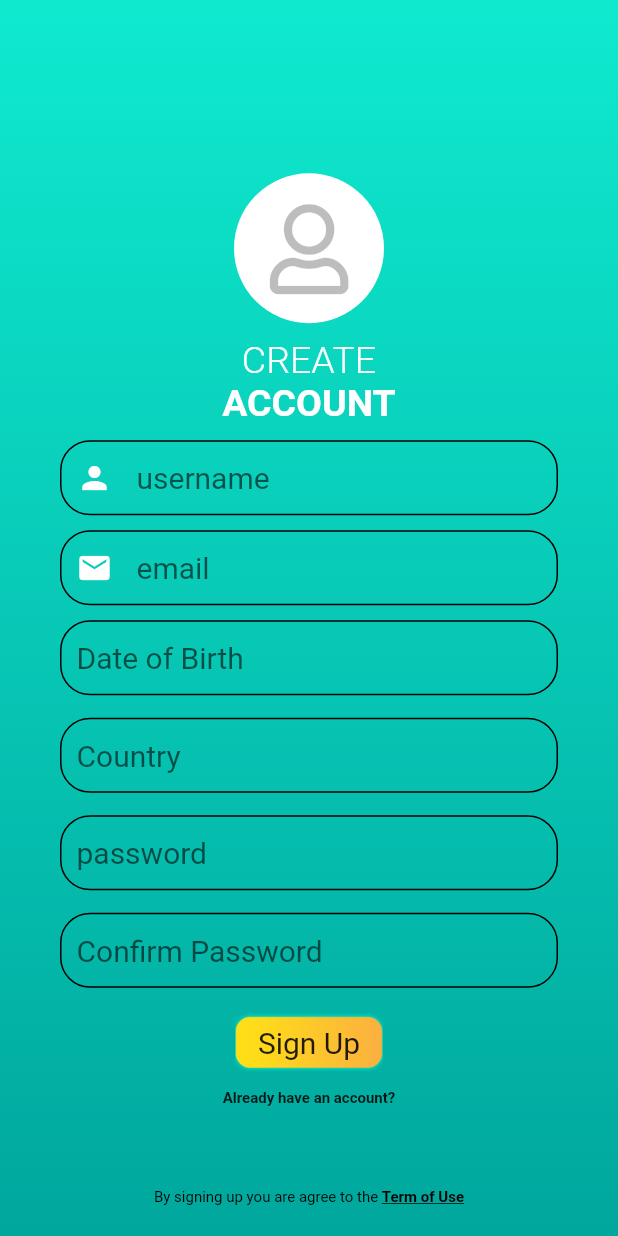
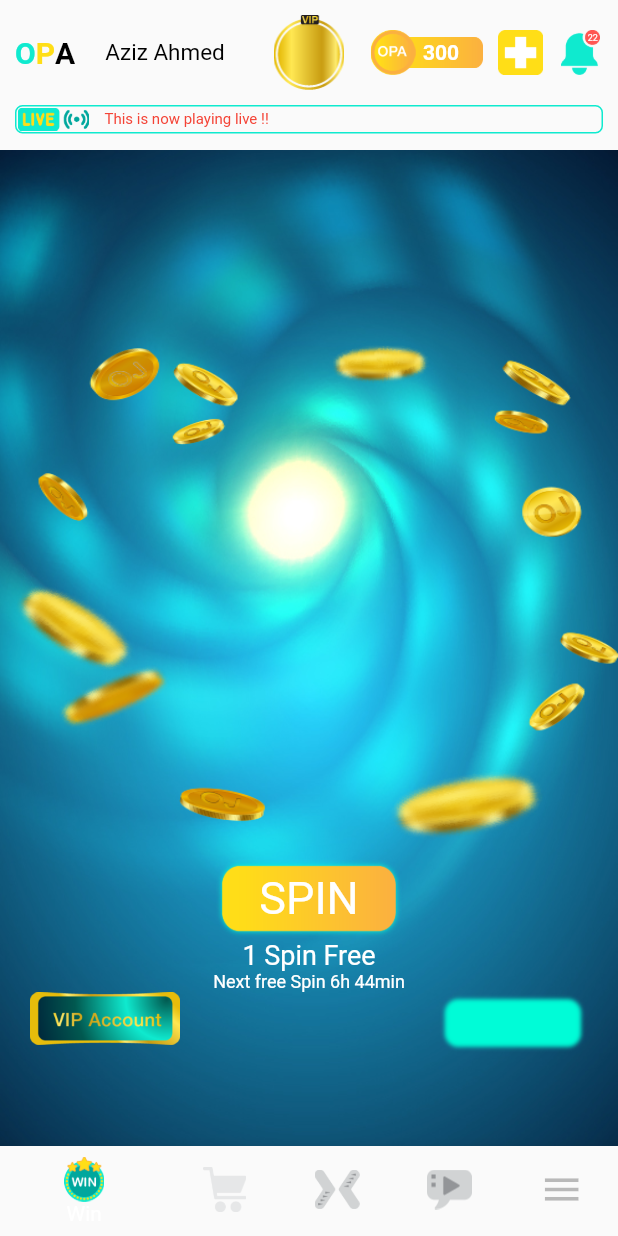
Before and after one commit to azizahmed45/opa_flutter, a Flutter app: the screen it shows after launch, on a phone screen of 412 x 824 dp. Run offline on Flutter 3.47's test engine with Material 2 defaults, Android fonts, the phone set to English and light mode, and no system bars; our stand-ins replace font_awesome_flutter.

Commit message:
Spinner page

```diff
--- a/lib/main.dart
+++ b/lib/main.dart
@@ -1,5 +1,8 @@
 import 'package:flutter/material.dart';
 import 'package:opa_flutter/pages/create_account.dart';
+import 'package:opa_flutter/pages/dashboard/dashboard.dart';
+import 'package:opa_flutter/pages/dashboard/header.dart';
+import 'package:opa_flutter/pages/interests.dart';
 import 'package:opa_flutter/pages/login.dart';
 import 'package:opa_flutter/pages/sign_up.dart';
 import 'package:opa_flutter/pages/splash.dart';
@@ -21,7 +24,10 @@ class MyApp extends StatelessWidget {
       ),
       home: Scaffold(
           body:
-          SignUp()
+          DashBoard()
+          // Header()
+          // Interests()
+          // SignUp()
           // CreateAccount()
           // Login()
           // Splash()
--- /dev/null
+++ b/lib/pages/dashboard/dashboard.dart
@@ -0,0 +1,178 @@
+import 'package:flutter/material.dart';
+import 'package:flutter/widgets.dart';
+import 'package:opa_flutter/app_color.dart';
+import 'package:opa_flutter/pages/dashboard/header.dart';
+
+class DashBoard extends StatelessWidget {
+  @override
+  Widget build(BuildContext context) {
+    return SafeArea(
+      child: Container(
+        child: Stack(
+          children: <Widget>[
+            Header(),
+            Positioned(
+              bottom: 0,
+              top: 100,
+              child: Stack(
+                children: <Widget>[
+                  Image(
+                    width: MediaQuery.of(context).size.width,
+                    height: MediaQuery.of(context).size.height,
+                    fit: BoxFit.fill,
+                    image: AssetImage('assets/images/others/Spin-BG.jpg'),
+                  ),
+                  Image(
+                    width: MediaQuery.of(context).size.width,
+                    height: MediaQuery.of(context).size.height,
+                    fit: BoxFit.fill,
+                    image: AssetImage('assets/images/others/spin_bg.jpg'),
+                  ),
+                  Column(
+                    mainAxisAlignment: MainAxisAlignment.center,
+                    crossAxisAlignment: CrossAxisAlignment.center,
+                    children: <Widget>[
+                      Container(
+                        width: MediaQuery.of(context).size.width,
+                        height: 350,
+                        child: Stack(
+                          children: <Widget>[
+                            Image(
+                              width: MediaQuery.of(context).size.width,
+                              height: MediaQuery.of(context).size.height,
+                              fit: BoxFit.fill,
+                              image: AssetImage(
+                                  'assets/images/others/spin_bg_dec.png'),
+                            ),
+                          ],
+                        ),
+                      ),
+                      Container(
+                        padding:
+                            EdgeInsets.symmetric(vertical: 10, horizontal: 30),
+                        decoration: BoxDecoration(
+                            image: DecorationImage(
+                                image: AssetImage(
+                                    'assets/images/others/Click-Spin.png'),
+                                fit: BoxFit.fill)),
+                        child: Text(
+                          "SPIN",
+                          style: TextStyle(color: Colors.white, fontSize: 30),
+                        ),
+                      ),
+                      Text(
+                        "1 Spin Free",
+                        style: TextStyle(color: Colors.white, fontSize: 18),
+                      ),
+                      Text(
+                        "Next free Spin 6h 44min",
+                        style: TextStyle(color: Colors.white, fontSize: 12),
+                      ),
+                      Container(
+                        width: MediaQuery.of(context).size.width,
+                        padding: EdgeInsets.symmetric(horizontal: 20),
+                        child: Stack(
+                          children: <Widget>[
+                            Align(
+                              alignment: Alignment.centerLeft,
+                              child: Image(
+                                width: 100,
+                                image: AssetImage(
+                                    'assets/images/others/vpAcc.png'),
+                              ),
+                            ),
+                            Align(
+                              alignment: Alignment.centerRight,
+                              child: Image(
+                                width: 100,
+                                image: AssetImage(
+                                    'assets/images/others/Get-Icon.png'),
+                              ),
+                            )
+                          ],
+                        ),
+                      ),
+                    ],
+                  )
+                ],
+              ),
+            ),
+            Positioned(
+              bottom: 0,
+              width: MediaQuery.of(context).size.width,
+              child: BottomNavigationBar(
+                iconSize: 30,
+                items: <BottomNavigationBarItem>[
+                  BottomNavigationBarItem(
+                      title: Text("Win"),
+                      icon: Image(
+                        height: 30,
+                        width: 30,
+                        image: AssetImage('assets/images/footer/Win-Icon2.png'),
+                      ),
+                      activeIcon: Image(
+                        height: 30,
+                        width: 30,
+                        image: AssetImage('assets/images/footer/Win-Icon1.png'),
+                      )),
+                  BottomNavigationBarItem(
+                      title: Text("Store"),
+                      icon: Image(
+                        height: 30,
+                        width: 30,
+                        image:
+                            AssetImage('assets/images/footer/Store-Icon2.png'),
+                      ),
+                      activeIcon: Image(
+                        height: 30,
+                        width: 30,
+                        image:
+                            AssetImage('assets/images/footer/Store-Icon1.png'),
+                      )),
+                  BottomNavigationBarItem(
+                      title: Text("Com"),
+                      icon: Image(
+                        height: 30,
+                        width: 30,
+                        image: AssetImage('assets/images/footer/Com-Icon2.png'),
+                      ),
+                      activeIcon: Image(
+                        height: 30,
+                        width: 30,
+                        image: AssetImage('assets/images/footer/Com-Icon1.png'),
+                      )),
+                  BottomNavigationBarItem(
+                      title: Text("Media"),
+                      icon: Image(
+                        height: 30,
+                        width: 30,
+                        image:
+                            AssetImage('assets/images/footer/Media-Icon2.png'),
+                      ),
+                      activeIcon: Image(
+                        height: 30,
+                        width: 30,
+                        image:
+                            AssetImage('assets/images/footer/Media-Icon1.png'),
+                      )),
+                  BottomNavigationBarItem(
+                      title: Text("Menu"),
+                      icon: Icon(
+                        Icons.menu,
+                        color: Colors.black26,
+                        size: 30,
+                      ),
+                      activeIcon: Icon(
+                        Icons.menu,
+                        color: AppColors.TEAL_LITE,
+                        size: 30,
+                      )),
+                ],
+              ),
+            )
+          ],
+        ),
+      ),
+    );
+  }
+}
--- /dev/null
+++ b/lib/pages/dashboard/header.dart
@@ -0,0 +1,150 @@
+import 'package:flutter/material.dart';
+import 'package:flutter/widgets.dart';
+import 'package:opa_flutter/app_color.dart';
+
+class Header extends StatelessWidget {
+  @override
+  Widget build(BuildContext context) {
+    return Container(
+      child: Column(
+        children: <Widget>[
+          Container(
+            height: 70,
+            // color: Colors.red,
+            child: Stack(
+              children: <Widget>[
+                Align(
+                  widthFactor: MediaQuery.of(context).size.width,
+                  alignment: Alignment.center,
+                  child: Image(
+                    height: 50,
+                    width: 50,
+                    image: AssetImage('assets/images/header/VIP-1.png'),
+                  ),
+                ),
+                Align(
+                  widthFactor: MediaQuery.of(context).size.width,
+                  alignment: Alignment.centerRight,
+                  child: Row(
+                    mainAxisAlignment: MainAxisAlignment.end,
+                    crossAxisAlignment: CrossAxisAlignment.center,
+                    children: <Widget>[
+                      Stack(
+                        alignment: Alignment.centerLeft,
+                        children: <Widget>[
+                          Row(
+                            crossAxisAlignment: CrossAxisAlignment.center,
+                            children: <Widget>[
+                              SizedBox(
+                                width: 10,
+                              ),
+                              Image(
+                                height: 25,
+                                width: 65,
+                                image:
+                                    AssetImage('assets/images/header/WalletPar.png'),
+                              ),
+                            ],
+                          ),
+                          Row(
+                            crossAxisAlignment: CrossAxisAlignment.center,
+                            children: <Widget>[
+                              SizedBox(
+                                width: 35,
+                              ),
+                              Text(
+                                "300",
+                                style: TextStyle(
+                                    color: Colors.white, fontWeight: FontWeight.bold),
+                              ),
+                            ],
+                          ),
+                          Image(
+                            height: 30,
+                            width: 30,
+                            image: AssetImage('assets/images/header/WalletC.png'),
+                          ),
+                        ],
+                      ),
+                      SizedBox(
+                        width: 10,
+                      ),
+                      Image(
+                        height: 30,
+                        width: 30,
+                        image: AssetImage('assets/images/header/Plus.png'),
+                      ),
+                      SizedBox(
+                        width: 10,
+                      ),
+                      Container(
+                        height: 30,
+                        width: 30,
+                        child: Stack(
+                          children: <Widget>[
+                            Image(
+                              height: 30,
+                              width: 30,
+                              image: AssetImage('assets/images/header/Notf-2.png'),
+                            ),
+                            Align(
+                              alignment: Alignment.topRight,
+                              child: Container(
+                                margin: EdgeInsets.only(right: 3.5, top: 1),
+                                child: Text(
+                                  "22",
+                                  style: TextStyle(
+                                    color: Colors.white,
+                                    fontSize: 6,
+                                  ),
+                                ),
+                              ),
+                            )
+                          ],
+                        ),
+                      ),
+                      SizedBox(
+                        width: 10,
+                      ),
+                    ],
+                  ),
+                ),
+                Align(
+                  child: Row(
+                    mainAxisAlignment: MainAxisAlignment.start,
+                    crossAxisAlignment: CrossAxisAlignment.center,
+                    children: <Widget>[
+                      SizedBox(width: 10,),
+                      //logo
+                      Text('O', style: TextStyle(fontSize: 20, color: AppColors.TEAL_LITE, fontWeight: FontWeight.bold),),
+                      Text('P', style: TextStyle(fontSize: 20, color: AppColors.YELlOW_LITE, fontWeight: FontWeight.bold),),
+                      Text('A', style: TextStyle(fontSize: 20, color: Colors.black,  fontWeight: FontWeight.bold),),
+                      SizedBox(width: 20,),
+                      Text("Aziz Ahmed", style: TextStyle(fontSize: 15, color: Colors.black),)
+                    ],
+                  ),
+                )
+              ],
+            ),
+          ),
+          Container(
+            width: MediaQuery.of(context).size.width,
+            margin: EdgeInsets.symmetric(horizontal: 10),
+            padding: EdgeInsets.all(1),
+            decoration: BoxDecoration(borderRadius: BorderRadius.circular(5), border: Border.all(
+              color: AppColors.TEAL_LITE,
+              width: 1
+            )),
+            child: Row(
+              children: <Widget>[
+                Image(image: AssetImage('assets/images/header/LIVE-Icon.png'), height: 15,),
+                SizedBox(width: 10,),
+                Text("This is now playing live !!", style: TextStyle(color: Colors.red, fontSize: 10),)
+              ],
+            ),
+          )
+        ],
+      ),
+    );
+  }
+}
--- a/lib/pages/login.dart
+++ b/lib/pages/login.dart
@@ -36,8 +36,9 @@ class Login extends StatelessWidget {
             height: 20,
           ),
           BorderedItem(
+            width: 300,
             child: TextFormField(
-              style: TextStyle(fontSize: 20, color: Colors.white),
+              style: TextStyle(fontSize: 18, color: Colors.white),
               decoration: InputDecoration(
                   icon: Icon(
                     Icons.person,
@@ -51,9 +52,10 @@ class Login extends StatelessWidget {
             height: 15,
           ),
           BorderedItem(
+            width: 300,
             child: TextFormField(
               obscureText: true,
-              style: TextStyle(fontSize: 20, color: Colors.white),
+              style: TextStyle(fontSize: 18, color: Colors.white),
               decoration: InputDecoration(
                   icon: Icon(
                     Icons.lock,
@@ -67,10 +69,11 @@ class Login extends StatelessWidget {
             height: 15,
           ),
           BorderedItem(
+            width: 300,
             child: FlatButton(
               child: Text(
                 "Login",
-                style: TextStyle(fontSize: 25, color: Colors.white),
+                style: TextStyle(fontSize: 20, color: Colors.white),
               ),
               onPressed: () => {},
             ),
@@ -112,7 +115,7 @@ class Login extends StatelessWidget {
           ),
           SizedBox(height: 10,),
           Text(
-            "لحضور المؤتمر",
+            "some arabic text",
             style: TextStyle(
                 color: Colors.white, fontSize: 18, fontWeight: FontWeight.bold),
           ),
--- a/lib/pages/sign_up.dart
+++ b/lib/pages/sign_up.dart
@@ -8,8 +8,11 @@ import 'package:opa_flutter/widgets/gradient.dart';
 class SignUp extends StatelessWidget {
   @override
   Widget build(BuildContext context) {
-    return Container(
+    return SingleChildScrollView(
+      primary: true,
+      child: Container(
         decoration: pageGradient,
+        height: MediaQuery.of(context).size.height,
         width: MediaQuery.of(context).size.width,
         padding: EdgeInsets.fromLTRB(40, 50, 40, 20),
         child: Stack(
@@ -45,8 +48,9 @@ class SignUp extends StatelessWidget {
                   height: 10,
                 ),
                 BorderedItem(
+                  width: 300,
                   child: TextFormField(
-                  style: TextStyle(fontSize: 20, color: Colors.white),
+                    style: TextStyle(fontSize: 18, color: Colors.white),
                     decoration: InputDecoration(
                         icon: Icon(
                           Icons.person,
@@ -56,12 +60,20 @@ class SignUp extends StatelessWidget {
                         hintText: 'username'),
                   ),
                 ),
-              SizedBox(
-                height: 10,
+                Container(
+                  width: 300,
+                  padding: EdgeInsets.only(left: 15),
+                  margin: EdgeInsets.only(bottom: 3, top: 3),
+                  child: Text(
+                    "4 character minimum",
+                    textAlign: TextAlign.left,
+                    style: TextStyle(fontSize: 10,),
+                  ),
                 ),
                 BorderedItem(
+                  width: 300,
                   child: TextFormField(
-                  style: TextStyle(fontSize: 20, color: Colors.white),
+                    style: TextStyle(fontSize: 18, color: Colors.white),
                     decoration: InputDecoration(
                         icon: Icon(
                           Icons.email,
@@ -71,22 +83,38 @@ class SignUp extends StatelessWidget {
                         hintText: 'email'),
                   ),
                 ),
-              SizedBox(
-                height: 10,
+                Container(
+                  width: 300,
+                  padding: EdgeInsets.only(left: 15),
+                  margin: EdgeInsets.only(bottom: 3, top: 3),
+                  child: Text(
+                    "Please enter a valid e-mail address",
+                    textAlign: TextAlign.left,
+                    style: TextStyle(fontSize: 10,),
+                  ),
                 ),
                 BorderedItem(
+                  width: 300,
                   child: TextFormField(
-                  style: TextStyle(fontSize: 20, color: Colors.white),
+                    style: TextStyle(fontSize: 18, color: Colors.white),
                     decoration: InputDecoration(
                         border: InputBorder.none, hintText: 'Date of Birth'),
                   ),
                 ),
-              SizedBox(
-                height: 15,
+                Container(
+                  width: 300,
+                  padding: EdgeInsets.only(left: 15),
+                  margin: EdgeInsets.only(bottom: 3, top: 3),
+                  child: Text(
+                    "You must be over 13 years old",
+                    textAlign: TextAlign.left,
+                    style: TextStyle(fontSize: 10,),
+                  ),
                 ),
                 BorderedItem(
+                  width: 300,
                   child: TextFormField(
-                  style: TextStyle(fontSize: 20, color: Colors.white),
+                    style: TextStyle(fontSize: 18, color: Colors.white),
                     decoration: InputDecoration(
                         border: InputBorder.none, hintText: 'Country'),
                   ),
@@ -95,32 +123,51 @@ class SignUp extends StatelessWidget {
                   height: 15,
                 ),
                 BorderedItem(
+                  width: 300,
                   child: TextFormField(
-                  style: TextStyle(fontSize: 20, color: Colors.white),
+                    style: TextStyle(fontSize: 18, color: Colors.white),
                     decoration: InputDecoration(
                         border: InputBorder.none, hintText: 'password'),
                   ),
                 ),
-              SizedBox(
-                height: 15,
+                Container(
+                  width: 300,
+                  padding: EdgeInsets.only(left: 15),
+                  margin: EdgeInsets.only(bottom: 3, top: 3),
+                  child: Text(
+                    "At least 8 characters",
+                    textAlign: TextAlign.left,
+                    style: TextStyle(fontSize: 10,),
+                  ),
                 ),
                 BorderedItem(
+                  width: 300,
                   child: TextFormField(
-                  style: TextStyle(fontSize: 20, color: Colors.white),
+                    style: TextStyle(fontSize: 18, color: Colors.white),
                     decoration: InputDecoration(
                         border: InputBorder.none, hintText: 'Confirm Password'),
                   ),
                 ),
+                Container(
+                  width: 300,
+                  padding: EdgeInsets.only(left: 15),
+                  margin: EdgeInsets.only(bottom: 3, top: 3),
+                  child: Text(
+                    "Please enter the corresponding password",
+                    textAlign: TextAlign.left,
+                    style: TextStyle(fontSize: 10,),
+                  ),
+                ),
                 SizedBox(
-                height: 15,
+                  height: 10,
                 ),
                 GestureDetector(
                   child: Container(
                     padding: EdgeInsets.symmetric(vertical: 10, horizontal: 15),
                     decoration: BoxDecoration(
                         image: DecorationImage(
-                          image:
-                              AssetImage('assets/images/others/Click-Spin.png'),
+                            image: AssetImage(
+                                'assets/images/others/Click-Spin.png'),
                             fit: BoxFit.cover)),
                     child: Text(
                       "Sign Up",
@@ -129,13 +176,14 @@ class SignUp extends StatelessWidget {
                   ),
                 ),
                 SizedBox(
-                height: 10,
+                  height: 5,
                 ),
                 Text(
                   "Already have an account?",
                   style: TextStyle(fontSize: 10, fontWeight: FontWeight.bold),
-              )
-            ],
+                ),
+                SizedBox(
+                  height: 5,
                 ),
                 Column(
                   mainAxisSize: MainAxisSize.max,
@@ -165,6 +213,9 @@ class SignUp extends StatelessWidget {
                 )
               ],
             ),
+          ],
+        ),
+      ),
     );
   }
 }
--- a/lib/widgets/bordered_item.dart
+++ b/lib/widgets/bordered_item.dart
@@ -4,8 +4,9 @@ import 'package:flutter/widgets.dart';
 class BorderedItem extends StatefulWidget {
   final Widget child;
   final double width;
+  final double height;
 
-  BorderedItem({Key key, @required this.child, this.width});
+  BorderedItem({Key key, @required this.child, this.width, this.height});
 
   @override
   _BorderedItemState createState() => _BorderedItemState();
@@ -16,9 +17,10 @@ class _BorderedItemState extends State<BorderedItem> {
   Widget build(BuildContext context) {
     return Container(
       width: widget.width != null ? widget.width : double.infinity,
+      height: widget.height != null ? widget.height : 40,
       decoration: BoxDecoration(
           border: Border.all(color: Colors.black, width: 1),
-          borderRadius: BorderRadius.circular(20)),
+          borderRadius: BorderRadius.circular(15)),
       child: widget.child,
       padding: EdgeInsets.symmetric(vertical: 0, horizontal: 10),
     );
```
Also changed, not shown: lib/pages/interests.dart (added, +226 -0 lines), assets/images/footer/Media-Icon2.png (added), assets/images/others/Get-Icon.png (renamed from assets/images/others/1E908BD0CA82C4A9.png). Lines whose indentation alone changed are shown as unchanged.
